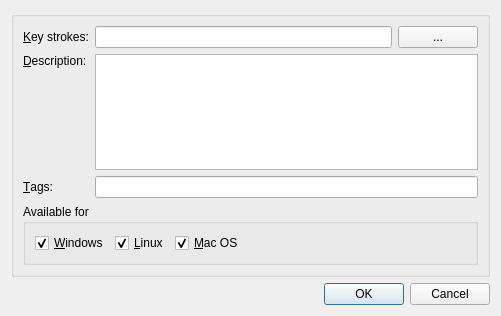
Slesa/Trinity, file src/grauchy/src/grauchy/hotkeydialog.ui: the form before one commit.
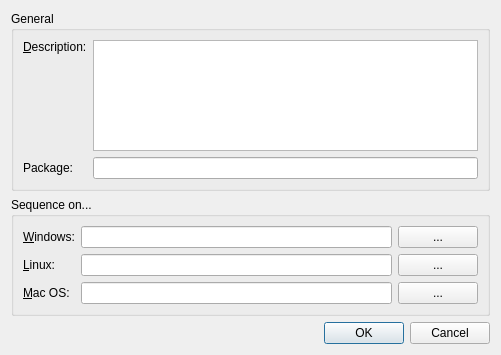
The form after the commit.

Commit message: Reconfigure table layout

Patch:
```diff
--- a/src/grauchy/src/grauchy/hotkeydialog.ui
+++ b/src/grauchy/src/grauchy/hotkeydialog.ui
@@ -7,7 +7,7 @@
     <x>0</x>
     <y>0</y>
     <width>501</width>
-    <height>316</height>
+    <height>355</height>
    </rect>
   </property>
   <property name="windowTitle">
@@ -20,37 +20,13 @@
       <bool>false</bool>
      </property>
      <property name="title">
-      <string/>
+      <string>General</string>
      </property>
      <property name="flat">
       <bool>false</bool>
      </property>
      <layout class="QGridLayout" name="gridLayout">
       <item row="0" column="0">
-       <widget class="QLabel" name="labelStrokes">
-        <property name="text">
-         <string>&amp;Key strokes:</string>
-        </property>
-        <property name="buddy">
-         <cstring>lineStrokes</cstring>
-        </property>
-       </widget>
-      </item>
-      <item row="0" column="1">
-       <layout class="QHBoxLayout" name="horizontalLayout">
-        <item>
-         <widget class="QLineEdit" name="lineStrokes"/>
-        </item>
-        <item>
-         <widget class="QPushButton" name="buttonStrokes">
-          <property name="text">
-           <string>...</string>
-          </property>
-         </widget>
-        </item>
-       </layout>
-      </item>
-      <item row="1" column="0">
        <widget class="QLabel" name="labelDescription">
         <property name="text">
          <string>&amp;Description:</string>
@@ -63,76 +39,93 @@
         </property>
        </widget>
       </item>
-      <item row="1" column="1">
+      <item row="0" column="1">
        <widget class="QTextEdit" name="textDescription"/>
       </item>
-      <item row="2" column="0">
-       <widget class="QLabel" name="labelTags">
+      <item row="1" column="0">
+       <widget class="QLabel" name="labelPackage">
         <property name="text">
-         <string>&amp;Tags:</string>
+         <string>Package:</string>
         </property>
         <property name="buddy">
          <cstring>lineTags</cstring>
         </property>
        </widget>
       </item>
-      <item row="2" column="1">
-       <widget class="QLineEdit" name="lineTags">
+      <item row="1" column="1">
+       <widget class="QLineEdit" name="linePackage">
         <property name="toolTip">
          <string>&lt;html&gt;&lt;head/&gt;&lt;body&gt;&lt;p&gt;Enter a list of &lt;span style=&quot; font-weight:600;&quot;&gt;tag&lt;/span&gt; words, separated by comma.&lt;/p&gt;&lt;/body&gt;&lt;/html&gt;</string>
         </property>
        </widget>
       </item>
-      <item row="3" column="0" colspan="2">
-       <widget class="QGroupBox" name="groupSystem">
-        <property name="title">
-         <string>Available for</string>
+     </layout>
+    </widget>
+   </item>
+   <item>
+    <widget class="QGroupBox" name="groupSequences">
+     <property name="title">
+      <string>Sequence on...</string>
+     </property>
+     <layout class="QGridLayout" name="gridLayout_2">
+      <item row="0" column="0">
+       <widget class="QLabel" name="labelWinSequence">
+        <property name="text">
+         <string>&amp;Windows:</string>
         </property>
-        <layout class="QHBoxLayout" name="horizontalLayout_2">
-         <item>
-          <widget class="QCheckBox" name="checkWindows">
-           <property name="text">
-            <string>&amp;Windows</string>
-           </property>
-           <property name="checked">
-            <bool>true</bool>
-           </property>
-          </widget>
-         </item>
-         <item>
-          <widget class="QCheckBox" name="checkLinux">
-           <property name="text">
-            <string>&amp;Linux</string>
-           </property>
-           <property name="checked">
-            <bool>true</bool>
-           </property>
-          </widget>
-         </item>
-         <item>
-          <widget class="QCheckBox" name="checkMac">
-           <property name="text">
-            <string>&amp;Mac OS</string>
-           </property>
-           <property name="checked">
-            <bool>true</bool>
-           </property>
-          </widget>
-         </item>
-         <item>
-          <spacer name="horizontalSpacer">
-           <property name="orientation">
-            <enum>Qt::Horizontal</enum>
-           </property>
-           <property name="sizeHint" stdset="0">
-            <size>
-             <width>209</width>
-             <height>20</height>
-            </size>
-           </property>
-          </spacer>
-         </item>
-        </layout>
+        <property name="buddy">
+         <cstring>lineWinSequence</cstring>
+        </property>
+       </widget>
+      </item>
+      <item row="0" column="1">
+       <widget class="QLineEdit" name="lineWinSequence"/>
+      </item>
+      <item row="0" column="2">
+       <widget class="QPushButton" name="buttonWinSequence">
+        <property name="text">
+         <string>...</string>
+        </property>
+       </widget>
+      </item>
+      <item row="1" column="0">
+       <widget class="QLabel" name="LinSequence">
+        <property name="text">
+         <string>&amp;Linux:</string>
+        </property>
+        <property name="buddy">
+         <cstring>lineLinSequence</cstring>
+        </property>
+       </widget>
+      </item>
+      <item row="1" column="1">
+       <widget class="QLineEdit" name="lineLinSequence"/>
+      </item>
+      <item row="1" column="2">
+       <widget class="QPushButton" name="buttonLinSequence">
+        <property name="text">
+         <string>...</string>
+        </property>
+       </widget>
+      </item>
+      <item row="2" column="0">
+       <widget class="QLabel" name="labelMacSequence">
+        <property name="text">
+         <string>&amp;Mac OS:</string>
+        </property>
+        <property name="buddy">
+         <cstring>lineMacSequence</cstring>
+        </property>
+       </widget>
+      </item>
+      <item row="2" column="1">
+       <widget class="QLineEdit" name="lineMacSequence"/>
+      </item>
+      <item row="2" column="2">
+       <widget class="QPushButton" name="buttonMacSequence">
+        <property name="text">
+         <string>...</string>
+        </property>
        </widget>
       </item>
      </layout>
```
Left out of the diff: 2 changed lines with no effect on the pictures. The commit also changes 19 other files.
